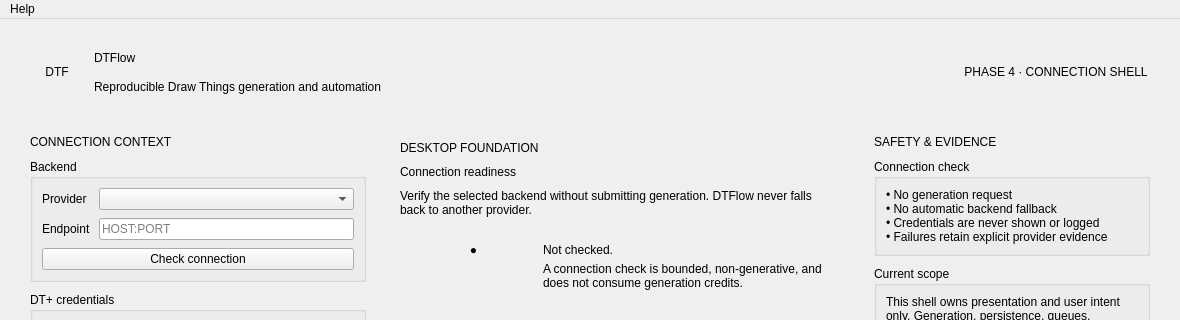
djebaz/dtflow, file src/dtflow/ui/forms/main_window.ui: the form before one commit; both pictures show x 0 to 1180 and y 0 to 320 of the 1180 by 760 pixel window.
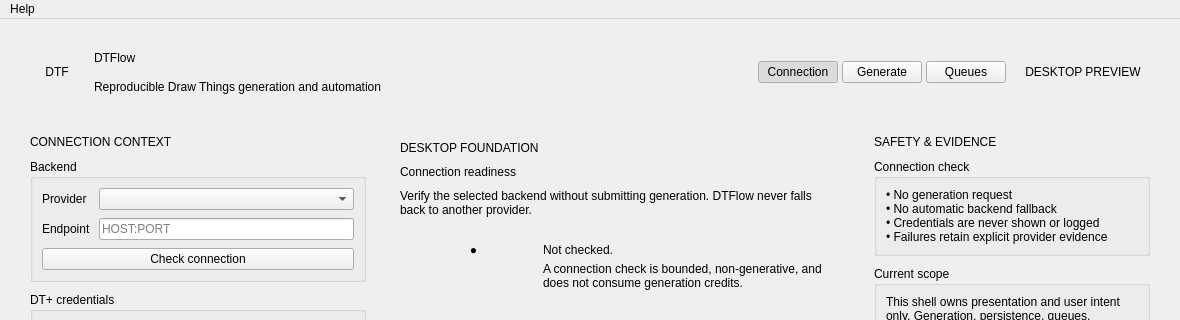
The form after the commit.

Commit message:
Compose DTFlow Qt workspace navigation (#17)
* Plan Qt workspace navigation follow-up

Define a presentation-only PR that composes the canonical forms without claiming Phase 5 runtime behavior.

* Compose Qt workspace previews

Add shell navigation and load the canonical generation and queue forms as clearly disabled previews while preserving the existing connection runtime.

* Plan Phase 3B cloud asset completion

Define the protocol, durable receipt, CLI, queue-reference, validation, live-gate, and Phase 5A handoff work needed to finish the pre-Qt cloud LoRA prerequisite.

Patch:
```diff
--- a/src/dtflow/ui/forms/main_window.ui
+++ b/src/dtflow/ui/forms/main_window.ui
@@ -44,8 +44,18 @@
          <item><widget class="QLabel" name="productSubtitleLabel"><property name="text"><string>Reproducible Draw Things generation and automation</string></property></widget></item>
         </layout>
        </item>
-       <item><spacer name="headerSpacer"><property name="orientation"><enum>Qt::Horizontal</enum></property><property name="sizeHint"><size><width>40</width><height>20</height></size></property></spacer></item>
-       <item><widget class="QLabel" name="phaseBadgeLabel"><property name="minimumSize"><size><width>184</width><height>30</height></size></property><property name="maximumSize"><size><width>184</width><height>30</height></size></property><property name="text"><string>PHASE 4 · CONNECTION SHELL</string></property><property name="alignment"><set>Qt::AlignCenter</set></property></widget></item>
+       <item><spacer name="headerSpacer"><property name="orientation"><enum>Qt::Horizontal</enum></property><property name="sizeHint"><size><width>20</width><height>20</height></size></property></spacer></item>
+       <item>
+        <widget class="QFrame" name="navigationFrame">
+         <layout class="QHBoxLayout" name="navigationLayout">
+          <property name="leftMargin"><number>0</number></property><property name="topMargin"><number>0</number></property><property name="rightMargin"><number>0</number></property><property name="bottomMargin"><number>0</number></property><property name="spacing"><number>4</number></property>
+          <item><widget class="QPushButton" name="connectionNavigationButton"><property name="text"><string>Connection</string></property><property name="checkable"><bool>true</bool></property><property name="checked"><bool>true</bool></property><property name="autoExclusive"><bool>true</bool></property><property name="role" stdset="0"><string>navigation</string></property><property name="accessibleName"><string>Show connection workspace</string></property></widget></item>
+          <item><widget class="QPushButton" name="generationNavigationButton"><property name="text"><string>Generate</string></property><property name="checkable"><bool>true</bool></property><property name="autoExclusive"><bool>true</bool></property><property name="role" stdset="0"><string>navigation</string></property><property name="accessibleName"><string>Show generation preview</string></property></widget></item>
+          <item><widget class="QPushButton" name="queueNavigationButton"><property name="text"><string>Queues</string></property><property name="checkable"><bool>true</bool></property><property name="autoExclusive"><bool>true</bool></property><property name="role" stdset="0"><string>navigation</string></property><property name="accessibleName"><string>Show queue preview</string></property></widget></item>
+         </layout>
+        </widget>
+       </item>
+       <item><widget class="QLabel" name="phaseBadgeLabel"><property name="minimumSize"><size><width>130</width><height>30</height></size></property><property name="maximumSize"><size><width>130</width><height>30</height></size></property><property name="text"><string>DESKTOP PREVIEW</string></property><property name="alignment"><set>Qt::AlignCenter</set></property></widget></item>
       </layout>
      </widget>
     </item>
```
Left out of the diff: 12 changed lines with no effect on the pictures. The commit also changes 11 other files.
